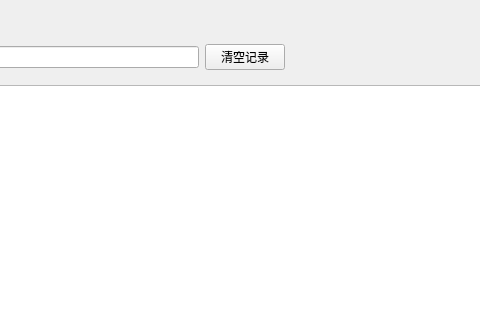
Old version of the form cell/recordmgr.ui in the repository YSLLL333/QT-; both pictures show x 200 to 680 and y 0 to 320 of the 849 by 513 pixel window.
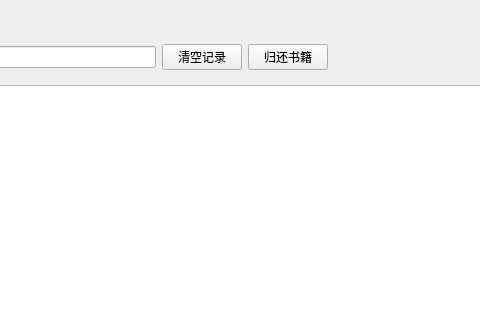
New version of the form.

Commit message: 图书借阅归还对话框

Patch:
```diff
--- a/cell/recordmgr.ui
+++ b/cell/recordmgr.ui
@@ -73,6 +73,16 @@
         </property>
        </widget>
       </item>
+      <item row="0" column="3">
+       <widget class="QPushButton" name="pushButton">
+        <property name="text">
+         <string>归还书籍</string>
+        </property>
+        <property name="name" stdset="0">
+         <string>btn</string>
+        </property>
+       </widget>
+      </item>
      </layout>
     </widget>
    </item>
```
The commit also changes 6 other files.
